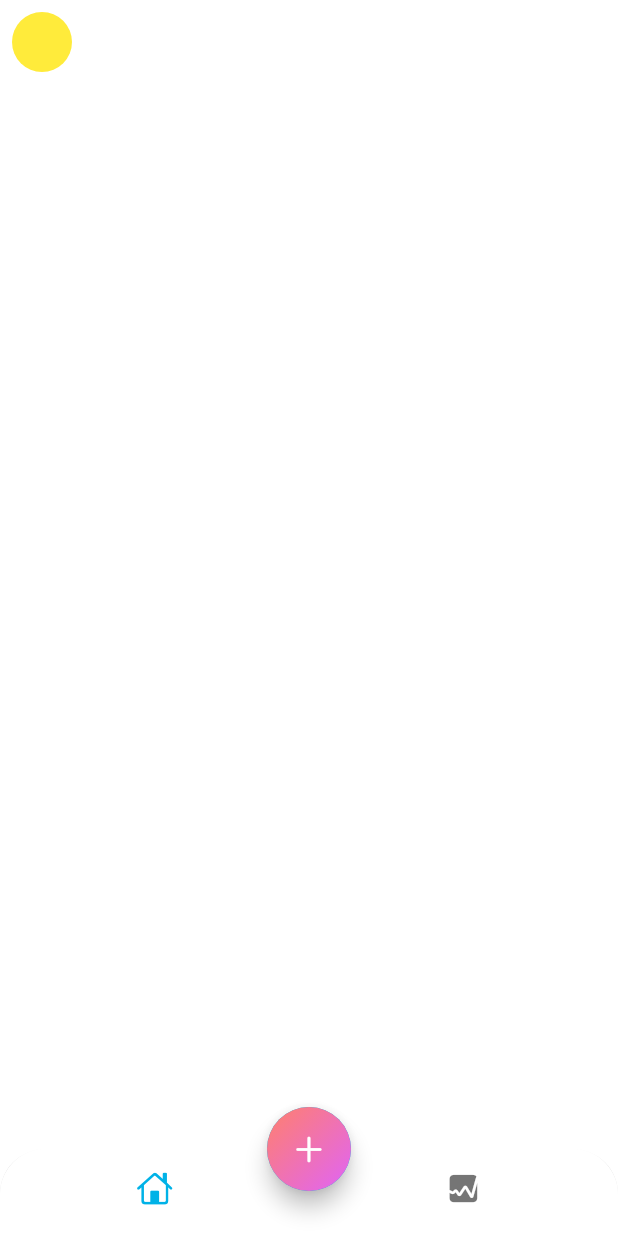
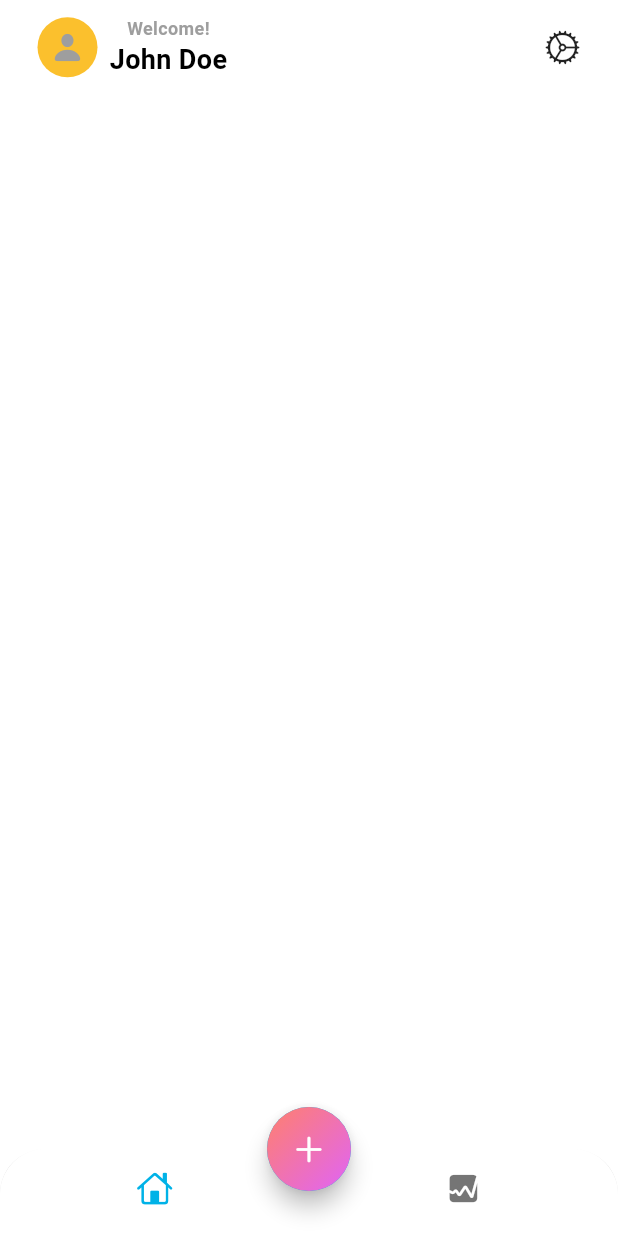
Before and after one commit to VihagaYohan/expense_tracker, a Flutter app: the screen it shows after launch, on a phone screen of 412 x 824 dp. Run offline on Flutter 3.47's test engine with Material 3 defaults, Android fonts, the phone set to English and light mode, and no system bars.

Commit message:
Header component

```diff
--- a/lib/app_view.dart
+++ b/lib/app_view.dart
@@ -15,7 +15,8 @@ class MyAppView extends StatelessWidget {
               onBackground: Colors.black,
               primary: const Color(0xFF00B2E7),
               secondary: const Color(0xFFe064f7),
-              tertiary: const Color(0xffff806c))),
+              tertiary: const Color(0xffff806c),
+              outline: Colors.grey)),
       home: HomeScreen(),
     );
   }
--- a/lib/screens/home/view/main_screen.dart
+++ b/lib/screens/home/view/main_screen.dart
@@ -1,3 +1,4 @@
+import 'package:flutter/cupertino.dart';
 import 'package:flutter/material.dart';
 
 class MainScreen extends StatelessWidget {
@@ -7,17 +8,52 @@ class MainScreen extends StatelessWidget {
   Widget build(BuildContext context) {
     return SafeArea(
         child: Padding(
-      padding: const EdgeInsets.all(8.0),
+      padding: const EdgeInsets.symmetric(horizontal: 25.0, vertical: 10.0),
       child: Column(children: [
+        Container(
+          child: Row(
+            mainAxisAlignment: MainAxisAlignment.spaceBetween,
+            crossAxisAlignment: CrossAxisAlignment.center,
+            children: [
               Row(
+                mainAxisSize: MainAxisSize.max,
+                children: [
+                  Stack(
+                    alignment: Alignment.center,
                     children: [
                       Container(
                         width: 40,
                         height: 40,
-              decoration: const BoxDecoration(
-                  shape: BoxShape.circle, color: Colors.yellow),
+                        decoration: BoxDecoration(
+                            shape: BoxShape.circle, color: Colors.yellow[700]),
+                      ),
+                      Icon(
+                        CupertinoIcons.person_fill,
+                        color: Theme.of(context).colorScheme.outline,
                       )
                     ],
+                  ),
+                  const SizedBox(width: 8),
+                  Column(
+                    children: [
+                      Text("Welcome!",
+                          style: TextStyle(
+                              fontSize: 12,
+                              fontWeight: FontWeight.w600,
+                              color: Theme.of(context).colorScheme.outline)),
+                      Text("John Doe",
+                          style: TextStyle(
+                              fontSize: 18,
+                              fontWeight: FontWeight.bold,
+                              color:
+                                  Theme.of(context).colorScheme.onBackground))
+                    ],
+                  ),
+                ],
+              ),
+              const Icon(CupertinoIcons.settings)
+            ],
+          ),
         )
       ]),
     ));
```
Lines whose indentation alone changed are shown as unchanged.
